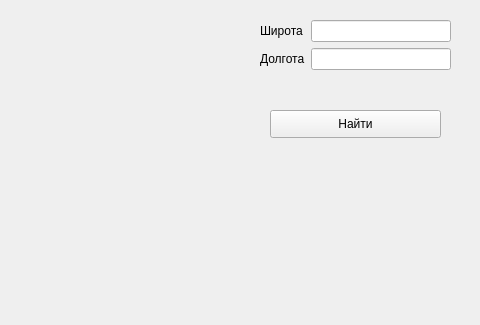
Old version of the form ui/first_ui.ui in the repository soloiaros/yandex_maps; both pictures show x 320 to 800 and y 0 to 325 of the 800 by 600 pixel window.
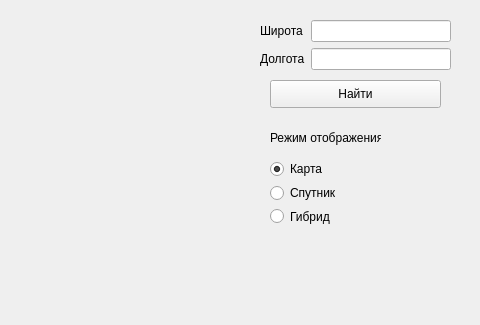
New version of the form.

Diff of the .ui file:
```diff
--- a/ui/first_ui.ui
+++ b/ui/first_ui.ui
@@ -33,7 +33,7 @@
       <x>580</x>
       <y>20</y>
       <width>191</width>
-      <height>80</height>
+      <height>51</height>
      </rect>
     </property>
     <layout class="QFormLayout" name="formLayout">
@@ -63,7 +63,7 @@
     <property name="geometry">
      <rect>
       <x>590</x>
-      <y>110</y>
+      <y>80</y>
       <width>171</width>
       <height>28</height>
      </rect>
@@ -72,6 +72,64 @@
      <string>Найти</string>
     </property>
    </widget>
+   <widget class="QLabel" name="label_4">
+    <property name="geometry">
+     <rect>
+      <x>590</x>
+      <y>130</y>
+      <width>111</width>
+      <height>16</height>
+     </rect>
+    </property>
+    <property name="text">
+     <string>Режим отображения:</string>
+    </property>
+   </widget>
+   <widget class="QWidget" name="">
+    <property name="geometry">
+     <rect>
+      <x>590</x>
+      <y>160</y>
+      <width>84</width>
+      <height>65</height>
+     </rect>
+    </property>
+    <layout class="QVBoxLayout" name="verticalLayout">
+     <item>
+      <widget class="QRadioButton" name="mapRButton">
+       <property name="text">
+        <string>Карта</string>
+       </property>
+       <property name="checked">
+        <bool>true</bool>
+       </property>
+       <attribute name="buttonGroup">
+        <string notr="true">buttonGroup</string>
+       </attribute>
+      </widget>
+     </item>
+     <item>
+      <widget class="QRadioButton" name="satRButton">
+       <property name="text">
+        <string>Спутник</string>
+       </property>
+       <attribute name="buttonGroup">
+        <string notr="true">buttonGroup</string>
+       </attribute>
+      </widget>
+     </item>
+     <item>
+      <widget class="QRadioButton" name="sklRButton">
+       <property name="text">
+        <string>Гибрид</string>
+       </property>
+       <attribute name="buttonGroup">
+        <string notr="true">buttonGroup</string>
+       </attribute>
+      </widget>
+     </item>
+    </layout>
+   </widget>
   </widget>
   <widget class="QMenuBar" name="menubar">
    <property name="geometry">
```
Left out of the diff: 5 changed lines with no effect on the pictures.
